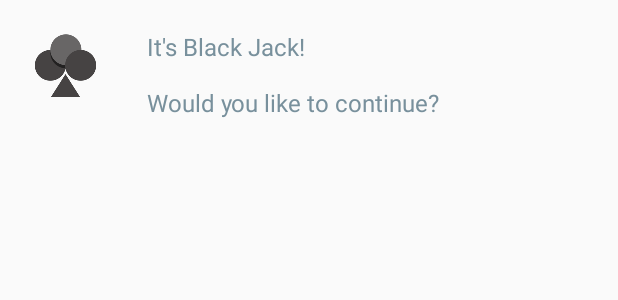
After one commit to tylerbwong/CardGame, an Android app: the layout black_dialog_view.xml on its own in the app's theme, with its tools: preview values and no code run, on a phone screen of 412 x 824 dp. The commit adds this screen. Shown: the top 300 px of the screen. Run offline under Robolectric (Android 15) with nearby library versions, the phone set to English and light mode, and no system bars.

Commit message:
setup for crazy eight and black jack

```diff
--- a/app/src/main/AndroidManifest.xml
+++ b/app/src/main/AndroidManifest.xml
@@ -37,6 +37,12 @@
         <activity android:name=".gui.war.WarActivity"
                   android:configChanges="orientation"
                   android:screenOrientation="portrait"/>
+        <activity android:name=".gui.blackjack.BlackActivity"
+                  android:configChanges="orientation"
+                  android:screenOrientation="portrait"/>
+        <activity android:name=".gui.crazyeight.CrazyActivity"
+                  android:configChanges="orientation"
+                  android:screenOrientation="portrait"/>
     </application>
 
 </manifest>
--- a/app/src/main/java/com/example/tylerbwong/cardgame/gui/mainmenu/MainActivity.java
+++ b/app/src/main/java/com/example/tylerbwong/cardgame/gui/mainmenu/MainActivity.java
@@ -9,6 +9,8 @@ import android.widget.Button;
 import android.widget.TextView;
 
 import com.example.tylerbwong.cardgame.R;
+import com.example.tylerbwong.cardgame.gui.blackjack.BlackActivity;
+import com.example.tylerbwong.cardgame.gui.crazyeight.CrazyActivity;
 import com.example.tylerbwong.cardgame.gui.magic.MagicActivity;
 import com.example.tylerbwong.cardgame.gui.magic.RealMagicActivity;
 import com.example.tylerbwong.cardgame.gui.war.WarActivity;
@@ -72,6 +74,8 @@ public class MainActivity extends AppCompatActivity {
     * @param v
     */
    public void crazyAction(View v) {
+      Intent crazyIntent = new Intent(this, CrazyActivity.class);
+      startActivity(crazyIntent);
    }
 
    /**
@@ -92,6 +96,8 @@ public class MainActivity extends AppCompatActivity {
     * @param v
     */
    public void blackAction(View v) {
+      Intent blackIntent = new Intent(this, BlackActivity.class);
+      startActivity(blackIntent);
    }
 
    /**
--- a/app/src/main/java/com/example/tylerbwong/cardgame/gui/war/WarActivity.java
+++ b/app/src/main/java/com/example/tylerbwong/cardgame/gui/war/WarActivity.java
@@ -110,7 +110,7 @@ public class WarActivity extends AppCompatActivity implements Observer {
          }
       });
       LayoutInflater inflater = getLayoutInflater();
-      View alertLayout = inflater.inflate(R.layout.dialog_view, null);
+      View alertLayout = inflater.inflate(R.layout.war_dialog_view, null);
       alert.setView(alertLayout);
       AlertDialog dialog = alert.create();
       dialog.create();
--- /dev/null
+++ b/app/src/main/res/layout/black_dialog_view.xml
@@ -0,0 +1,23 @@
+<?xml version="1.0" encoding="utf-8"?>
+<LinearLayout xmlns:android="http://schemas.android.com/apk/res/android"
+              android:layout_width="match_parent"
+              android:layout_height="match_parent"
+              android:orientation="horizontal">
+
+    <ImageView
+        android:layout_width="wrap_content"
+        android:layout_height="wrap_content"
+        android:paddingLeft="20dp"
+        android:paddingTop="20dp"
+        android:src="@mipmap/club"/>
+
+    <TextView
+        android:id="@+id/title_label"
+        android:layout_width="wrap_content"
+        android:layout_height="wrap_content"
+        android:paddingStart="30dp"
+        android:paddingTop="20dp"
+        android:text="@string/black_dialog"
+        android:textColor="@color/colorAccent"
+        android:textSize="16sp"/>
+</LinearLayout>
--- a/app/src/main/res/values/strings.xml
+++ b/app/src/main/res/values/strings.xml
@@ -33,6 +33,8 @@
     <string name="pile2">PILE 2</string>
     <string name="pile3">PILE 3</string>
     <string name="war_dialog">"It's a WAR!\n\nAre you sure you want to continue?"</string>
+    <string name="black_dialog">"It's Black Jack!\n\nWould you like to continue?"</string>
+    <string name="crazy_dialog">"It's Crazy Eights!\n\nWould you like to continue?"</string>
     <string name="war_event">"There was a WAR!\n"</string>
     <string name="comp_played">"Computer\nPlayed"</string>
     <string name="you_played">"You\nPlayed"</string>
```
Also changed, not shown: app/src/main/java/com/example/tylerbwong/cardgame/gui/blackjack/BlackActivity.java (added, +91 -0 lines), app/src/main/java/com/example/tylerbwong/cardgame/gui/crazyeight/CrazyActivity.java (added, +91 -0 lines), app/src/main/res/layout/activity_black.xml (added, +17 -0 lines), app/src/main/res/layout/activity_crazy.xml (added, +7 -0 lines), app/src/main/res/layout/crazy_dialog_view.xml (added, +23 -0 lines), app/src/main/res/layout/war_dialog_view.xml (renamed from app/src/main/res/layout/dialog_view.xml).
